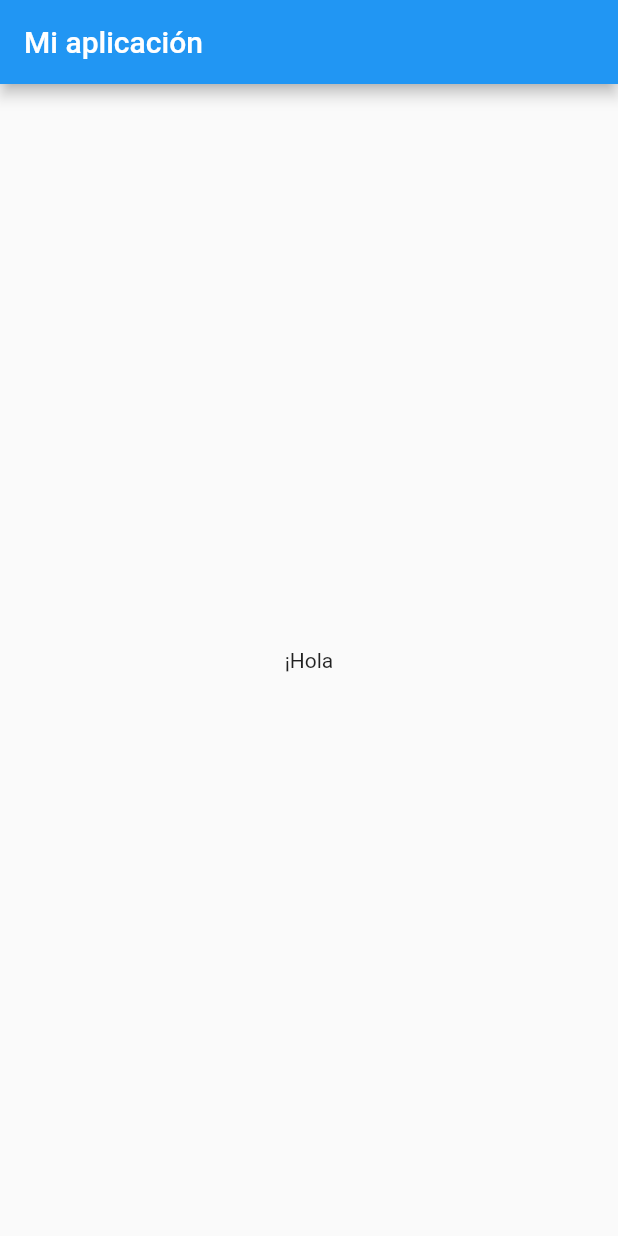
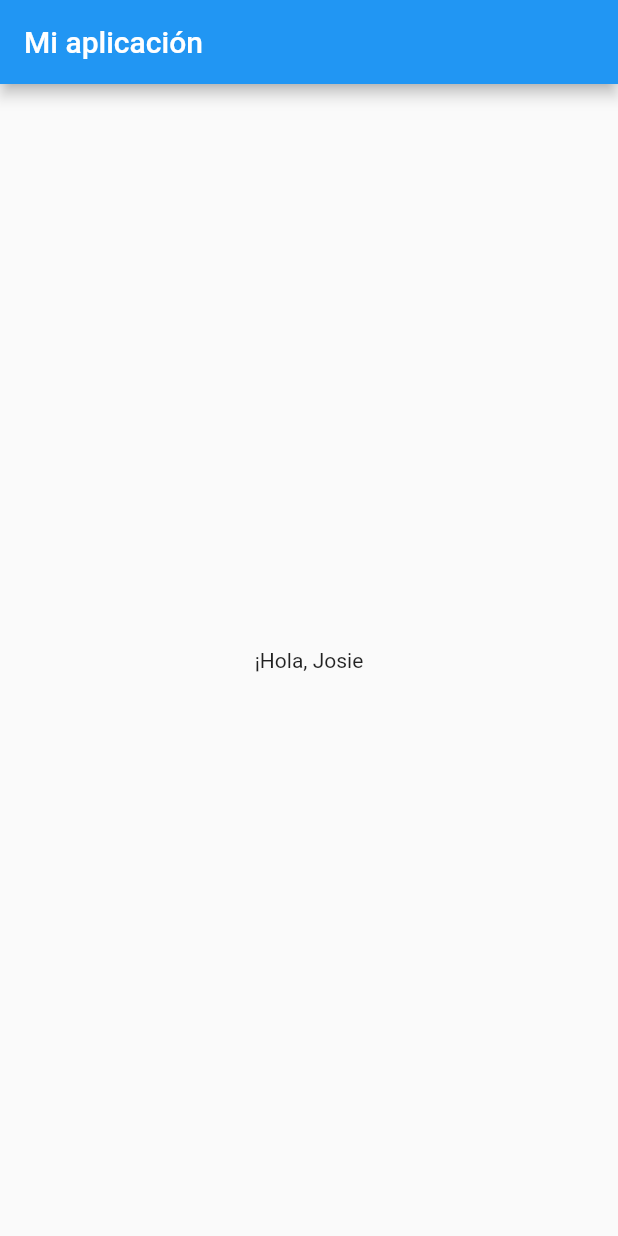
Before and after one commit to chernandezmar/app_moviles_2023, a Flutter app: the screen it shows after launch, on a phone screen of 412 x 824 dp. Run offline on Flutter 3.47's test engine with Material 2 defaults, Android fonts, the phone set to English and light mode, and no system bars.

Commit message:
Pruebas con la mauqina de ]Josie

```diff
--- a/lib/main.dart
+++ b/lib/main.dart
@@ -14,7 +14,7 @@ class MyApp extends StatelessWidget {
           title: Text('Mi aplicación'),
         ),
         body: Center(
-          child: Text('¡Hola'),
+          child: Text('¡Hola, Josie'),
         ),
       ),
     );
```
